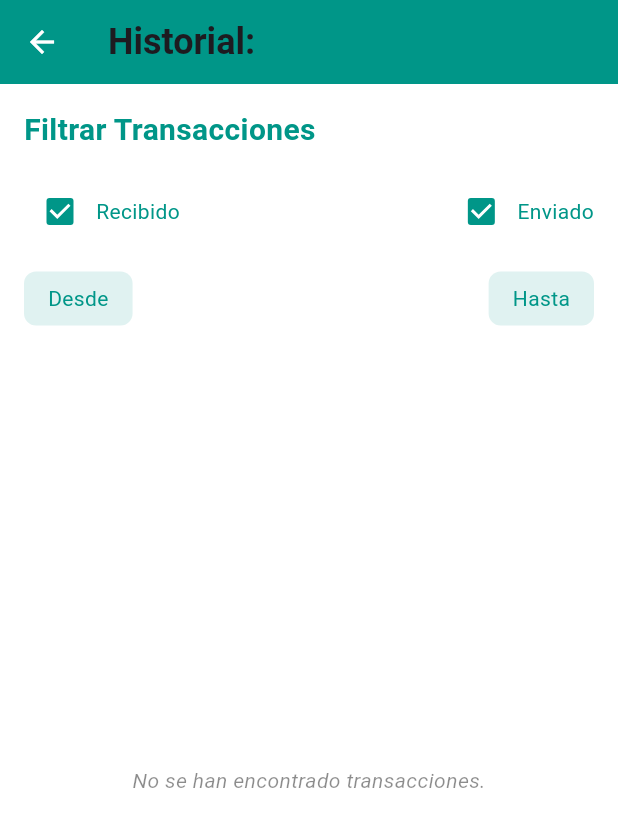
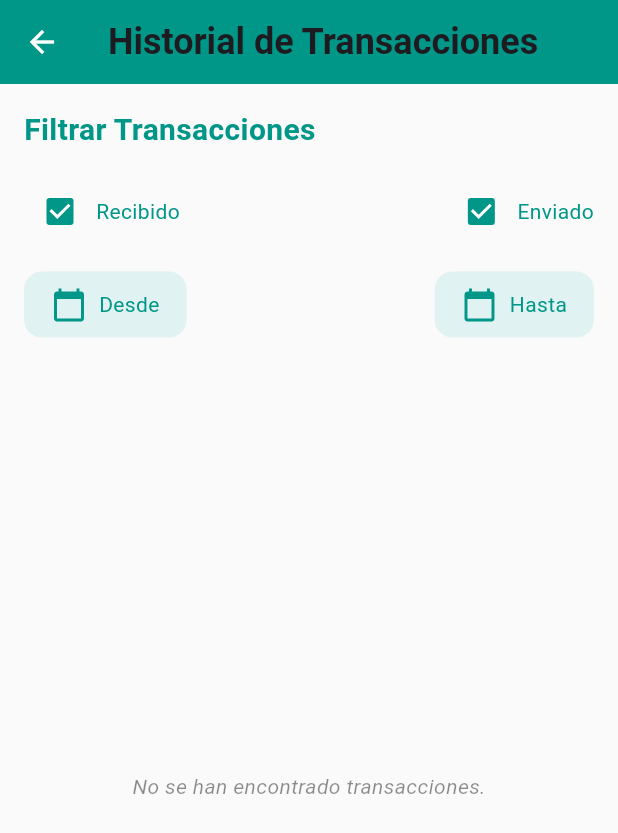
Before and after one commit to HelterSkelter11/ProyectoRemesa, a Flutter app: the HistorialScreen screen opened directly with empty values, on a phone screen of 412 x 824 dp. Shown: the top 833 px of the screen. Run offline on Flutter 3.47's test engine with Material 3 defaults, Android fonts, the phone set to English and light mode, and no system bars; our stand-ins replace shared_preferences, supabase_flutter; missing offline and left inert: web3dart; accounts and stored records are empty; project files that could hold a hidden picture were left out.

Commit message:
otras modificaciones

```diff
--- a/lib/HistorialScreen.dart
+++ b/lib/HistorialScreen.dart
@@ -18,7 +18,6 @@ class _HistorialScreenState extends State<HistorialScreen> {
 
   List<Map<String, dynamic>> get transaccionesFiltradas {
     List<Map<String, dynamic>> filtradas = widget.recentTransactions;
-
 
     if (!filtrarRecibidos) {
       filtradas = filtradas
@@ -86,7 +85,7 @@ class _HistorialScreenState extends State<HistorialScreen> {
       appBar: AppBar(
         backgroundColor: Colors.teal,
         title: const Text(
-          'Historial:',
+          'Historial de Transacciones',
           style: TextStyle(fontSize: 24, fontWeight: FontWeight.bold),
         ),
         leading: IconButton(
@@ -96,13 +95,12 @@ class _HistorialScreenState extends State<HistorialScreen> {
           },
         ),
       ),
-      backgroundColor: Colors.white,
+      backgroundColor: Colors.grey.shade50, // Fondo más suave
       body: Padding(
         padding: const EdgeInsets.all(16.0),
         child: Column(
           crossAxisAlignment: CrossAxisAlignment.start,
           children: [
-
             const Text(
               'Filtrar Transacciones',
               style: TextStyle(
@@ -113,7 +111,7 @@ class _HistorialScreenState extends State<HistorialScreen> {
             ),
             const SizedBox(height: 16),
 
-
+            // Filtros de tipo de transacción
             Row(
               mainAxisAlignment: MainAxisAlignment.spaceBetween,
               children: [
@@ -155,7 +153,7 @@ class _HistorialScreenState extends State<HistorialScreen> {
             ),
             const SizedBox(height: 16),
 
-
+            // Selector de fechas
             Row(
               mainAxisAlignment: MainAxisAlignment.spaceBetween,
               children: [
@@ -163,16 +161,22 @@ class _HistorialScreenState extends State<HistorialScreen> {
                   onTap: _seleccionarFechaDesde,
                   child: Container(
                     padding: const EdgeInsets.symmetric(
-                        vertical: 8, horizontal: 16),
+                        vertical: 10, horizontal: 18),
                     decoration: BoxDecoration(
                       color: Colors.teal.shade50,
-                      borderRadius: BorderRadius.circular(8),
+                      borderRadius: BorderRadius.circular(12),
                     ),
-                    child: Text(
+                    child: Row(
+                      children: [
+                        const Icon(Icons.calendar_today, color: Colors.teal),
+                        const SizedBox(width: 8),
+                        Text(
                           fechaDesde != null
                               ? DateFormat('dd/MM/yyyy').format(fechaDesde!)
                               : 'Desde',
                           style: const TextStyle(color: Colors.teal),
+                        ),
+                      ],
                     ),
                   ),
                 ),
@@ -180,16 +184,22 @@ class _HistorialScreenState extends State<HistorialScreen> {
                   onTap: _seleccionarFechaHasta,
                   child: Container(
                     padding: const EdgeInsets.symmetric(
-                        vertical: 8, horizontal: 16),
+                        vertical: 10, horizontal: 18),
                     decoration: BoxDecoration(
                       color: Colors.teal.shade50,
-                      borderRadius: BorderRadius.circular(8),
+                      borderRadius: BorderRadius.circular(12),
                     ),
-                    child: Text(
+                    child: Row(
+                      children: [
+                        const Icon(Icons.calendar_today, color: Colors.teal),
+                        const SizedBox(width: 8),
+                        Text(
                           fechaHasta != null
                               ? DateFormat('dd/MM/yyyy').format(fechaHasta!)
                               : 'Hasta',
                           style: const TextStyle(color: Colors.teal),
+                        ),
+                      ],
                     ),
                   ),
                 ),
@@ -197,7 +207,7 @@ class _HistorialScreenState extends State<HistorialScreen> {
             ),
             const SizedBox(height: 16),
 
-
+            // Lista de transacciones filtradas
             Expanded(
               child: transaccionesFiltradas.isNotEmpty
                   ? ListView.builder(
@@ -216,10 +226,10 @@ class _HistorialScreenState extends State<HistorialScreen> {
                             : 'Fecha no disponible';
 
                         return Card(
-                          elevation: 3,
-                          margin: const EdgeInsets.only(bottom: 10),
+                          elevation: 6,
+                          margin: const EdgeInsets.only(bottom: 12),
                           shape: RoundedRectangleBorder(
-                            borderRadius: BorderRadius.circular(12),
+                            borderRadius: BorderRadius.circular(16),
                           ),
                           child: ListTile(
                             contentPadding: const EdgeInsets.all(16),
@@ -227,8 +237,7 @@ class _HistorialScreenState extends State<HistorialScreen> {
                               transaccion['transaccion']['tipo'] == 'recibido'
                                   ? Icons.arrow_downward
                                   : Icons.arrow_upward,
-                              color: transaccion['transaccion']['tipo'] ==
-                                      'recibido'
+                              color: transaccion['transaccion']['tipo'] == 'recibido'
                                   ? Colors.green
                                   : Colors.red,
                               size: 32,
@@ -272,6 +281,7 @@ class _HistorialScreenState extends State<HistorialScreen> {
     );
   }
 
+  // Función para mostrar los detalles de una transacción
   void _showTransactionDetails(
       BuildContext context, Map<String, dynamic> transaccion) {
     final descripcion =
```
Also changed, not shown: lib/DashboardScreen.dart (+5 -7 lines), lib/register_screen.dart (+11 -2 lines). Lines whose indentation alone changed are shown as unchanged.
